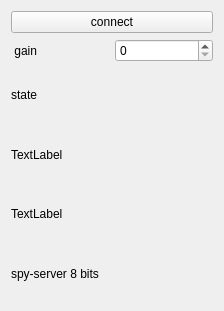
The window that qt-devices/spy-server-8/spyserver-widget-8.ui (JvanKatwijk/qt-dab) describes before a commit, drawn with Qt 5.
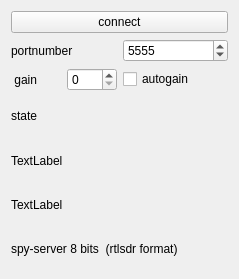
The same window after the commit.

Commit message: added portselection to spyserver clients

The edit to the form file:
```diff
--- a/qt-devices/spy-server-8/spyserver-widget-8.ui
+++ b/qt-devices/spy-server-8/spyserver-widget-8.ui
@@ -6,8 +6,8 @@
    <rect>
     <x>0</x>
     <y>0</y>
-    <width>224</width>
-    <height>311</height>
+    <width>239</width>
+    <height>279</height>
    </rect>
   </property>
   <property name="windowTitle">
@@ -26,6 +26,29 @@
     </layout>
    </item>
    <item>
+    <layout class="QHBoxLayout" name="horizontalLayout_4">
+     <item>
+      <widget class="QLabel" name="label_4">
+       <property name="text">
+        <string>portnumber</string>
+       </property>
+      </widget>
+     </item>
+     <item>
+      <widget class="QSpinBox" name="portNumber">
+       <property name="maximum">
+        <number>9999</number>
+       </property>
+       <property name="value">
+        <number>5555</number>
+       </property>
+      </widget>
+     </item>
+    </layout>
+   </item>
+   <item>
+    <layout class="QHBoxLayout" name="horizontalLayout_5">
+     <item>
     <layout class="QHBoxLayout" name="horizontalLayout_2">
      <item>
       <widget class="QLabel" name="label_2">
@@ -44,6 +67,15 @@
     </layout>
    </item>
    <item>
+      <widget class="QCheckBox" name="autogain_selector">
+       <property name="text">
+        <string>autogain</string>
+       </property>
+      </widget>
+     </item>
+    </layout>
+   </item>
+   <item>
     <widget class="QLabel" name="theState">
      <property name="text">
       <string>state</string>
@@ -67,7 +99,7 @@
    <item>
     <widget class="QLabel" name="label">
      <property name="text">
-      <string>spy-server 8 bits</string>
+      <string>spy-server 8 bits  (rtlsdr format)</string>
      </property>
     </widget>
    </item>
```
Lines whose indentation alone changed are shown as unchanged. The commit also changes 9 other files.
